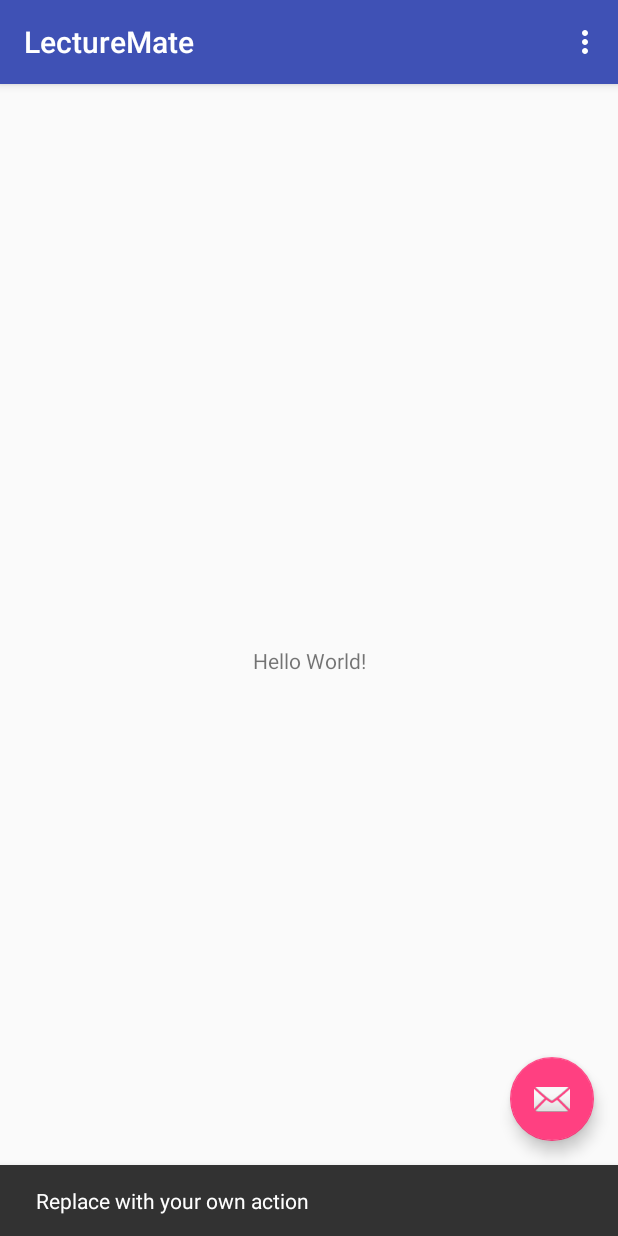
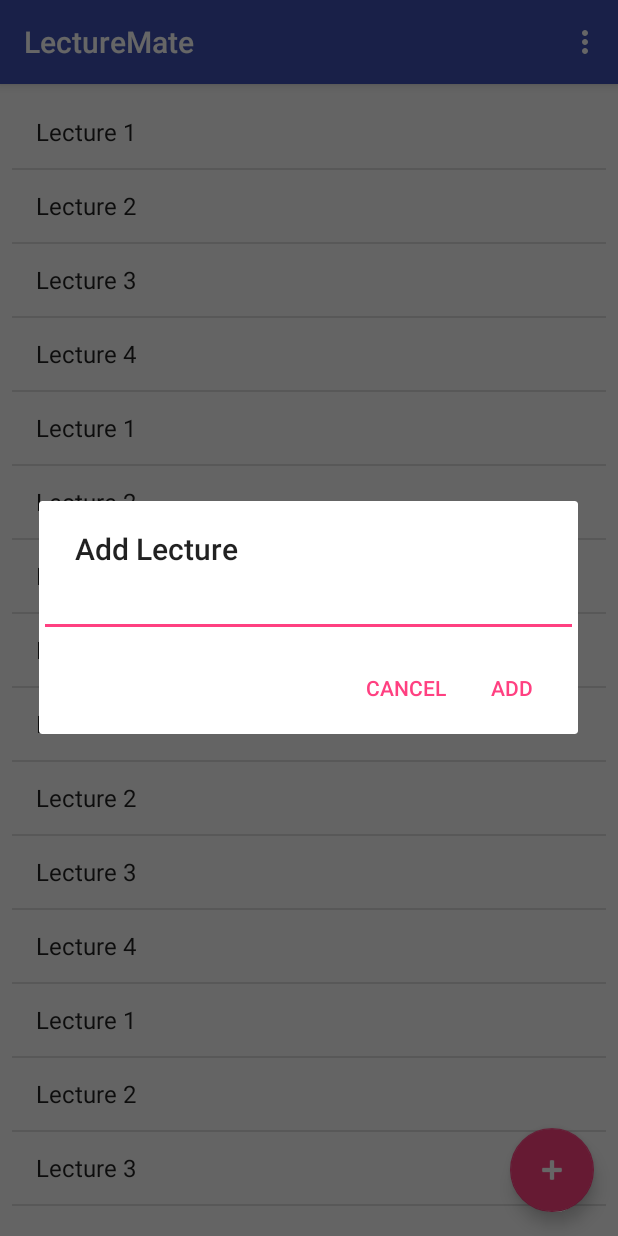
Before and after one commit to int-elligent/LectureMate, an Android app: the screen it shows after launch (LecturesActivity), after a tap on an icon or button, on a phone screen of 412 x 824 dp. Run offline under Robolectric (Android 15) with nearby library versions, the phone set to English and light mode, and no system bars.

Commit message:
[MF, FR] Created a list for lectures, created a button for adding lectures and the corresponding dialog window

```diff
--- a/app/src/main/java/com/intelligent/morning06/lecturemate/LecturesActivity.java
+++ b/app/src/main/java/com/intelligent/morning06/lecturemate/LecturesActivity.java
@@ -1,13 +1,22 @@
 package com.intelligent.morning06.lecturemate;
 
+import android.content.DialogInterface;
 import android.os.Bundle;
 import android.support.design.widget.FloatingActionButton;
 import android.support.design.widget.Snackbar;
+import android.support.v7.app.AlertDialog;
 import android.support.v7.app.AppCompatActivity;
 import android.support.v7.widget.Toolbar;
+import android.text.InputType;
 import android.view.View;
 import android.view.Menu;
 import android.view.MenuItem;
+import android.widget.ArrayAdapter;
+import android.widget.EditText;
+import android.widget.ListView;
+
+import java.util.ArrayList;
+import java.util.List;
 
 public class LecturesActivity extends AppCompatActivity {
 
@@ -22,10 +31,46 @@ public class LecturesActivity extends AppCompatActivity {
         fab.setOnClickListener(new View.OnClickListener() {
             @Override
             public void onClick(View view) {
-                Snackbar.make(view, "Replace with your own action", Snackbar.LENGTH_LONG)
-                        .setAction("Action", null).show();
+                addLectureAction();
             }
         });
+
+        ListView lectureListView = (ListView) findViewById(R.id.lectureList);
+
+        List<String> lectureList = new ArrayList<String>();
+
+        //lectureList.remove(2);
+
+        lectureList.add("Lecture 1");
+        lectureList.add("Lecture 2");
+        lectureList.add("Lecture 3");
+        lectureList.add("Lecture 4");
+        lectureList.add("Lecture 1");
+        lectureList.add("Lecture 2");
+        lectureList.add("Lecture 3");
+        lectureList.add("Lecture 4");
+        lectureList.add("Lecture 1");
+        lectureList.add("Lecture 2");
+        lectureList.add("Lecture 3");
+        lectureList.add("Lecture 4");
+        lectureList.add("Lecture 1");
+        lectureList.add("Lecture 2");
+        lectureList.add("Lecture 3");
+        lectureList.add("Lecture 4");
+        lectureList.add("Lecture 1");
+        lectureList.add("Lecture 2");
+        lectureList.add("Lecture 3");
+        lectureList.add("Lecture 4");
+        lectureList.add("Lecture 1");
+        lectureList.add("Lecture 2");
+        lectureList.add("Lecture 3");
+        lectureList.add("Lecture 4");
+
+        ArrayAdapter<String> listAdapter = new ArrayAdapter<String>
+                (this, android.R.layout.simple_list_item_1, lectureList);
+
+        lectureListView.setAdapter(listAdapter);
+
     }
 
     @Override
@@ -49,4 +94,29 @@ public class LecturesActivity extends AppCompatActivity {
 
         return super.onOptionsItemSelected(item);
     }
+    void addLectureAction(){
+        AlertDialog.Builder addLectureDialogBuilder = new AlertDialog.Builder(this);
+        addLectureDialogBuilder.setTitle("Add Lecture");
+
+        EditText inputLecture = new EditText(this);
+        inputLecture.setInputType(InputType.TYPE_CLASS_TEXT);
+        addLectureDialogBuilder.setView(inputLecture);
+
+        addLectureDialogBuilder.setPositiveButton("ADD", new DialogInterface.OnClickListener() {
+            @Override
+            public void onClick(DialogInterface dialogInterface, int which) {
+                //save the string from inputLecture
+                //
+            }
+        });
+
+        addLectureDialogBuilder.setNegativeButton("Cancel", new DialogInterface.OnClickListener() {
+            @Override
+            public void onClick(DialogInterface dialogInterface, int i) {
+                dialogInterface.cancel();
+            }
+        });
+        addLectureDialogBuilder.show();
+
+    }
 }
--- a/app/src/main/res/layout/activity_lectures.xml
+++ b/app/src/main/res/layout/activity_lectures.xml
@@ -28,6 +28,7 @@
         android:layout_height="wrap_content"
         android:layout_gravity="bottom|end"
         android:layout_margin="@dimen/fab_margin"
-        app:srcCompat="@android:drawable/ic_dialog_email" />
+        app:srcCompat="@android:drawable/ic_input_add"
+        android:tint="@android:color/white" />
 
 </android.support.design.widget.CoordinatorLayout>
--- a/app/src/main/res/layout/content_lectures.xml
+++ b/app/src/main/res/layout/content_lectures.xml
@@ -8,13 +8,16 @@
     tools:context="com.intelligent.morning06.lecturemate.LecturesActivity"
     tools:showIn="@layout/activity_lectures">
 
-    <TextView
-        android:layout_width="wrap_content"
-        android:layout_height="wrap_content"
-        android:text="Hello World!"
+    <ListView
+        android:id="@+id/lectureList"
+        android:layout_width="0dp"
+        android:layout_height="0dp"
+        android:layout_marginBottom="8dp"
+        android:layout_marginEnd="8dp"
+        android:layout_marginStart="8dp"
+        android:layout_marginTop="8dp"
         app:layout_constraintBottom_toBottomOf="parent"
-        app:layout_constraintLeft_toLeftOf="parent"
-        app:layout_constraintRight_toRightOf="parent"
+        app:layout_constraintEnd_toEndOf="parent"
+        app:layout_constraintStart_toStartOf="parent"
         app:layout_constraintTop_toTopOf="parent" />
-
 </android.support.constraint.ConstraintLayout>
```
Also changed, not shown: 1 other file.
